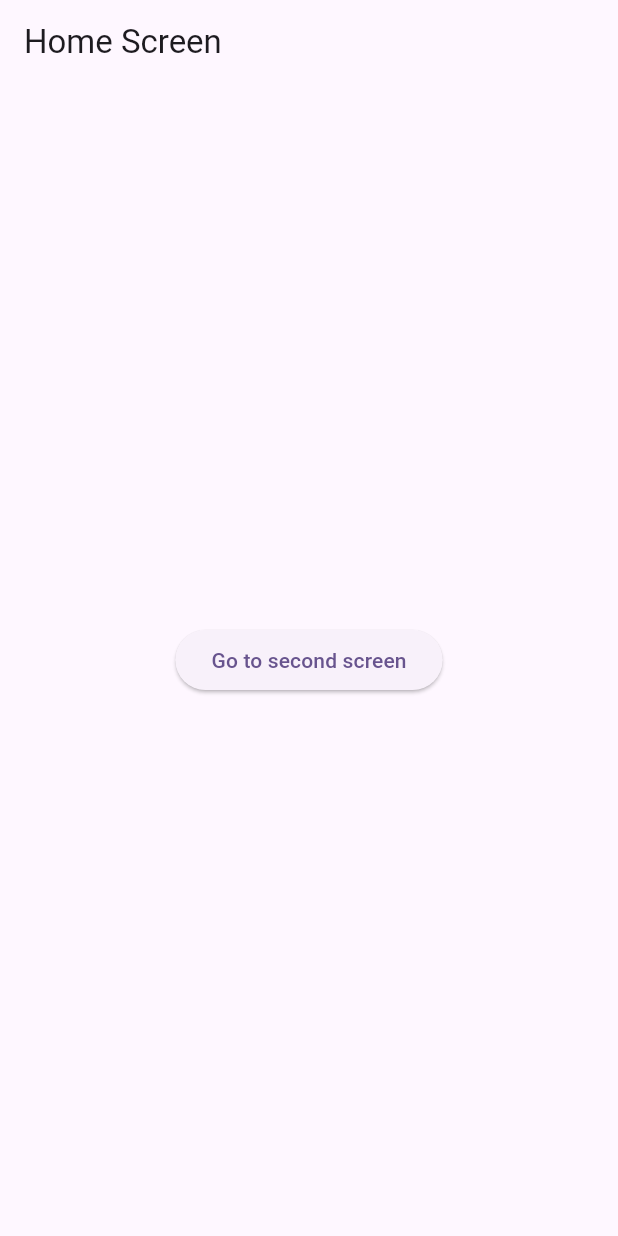
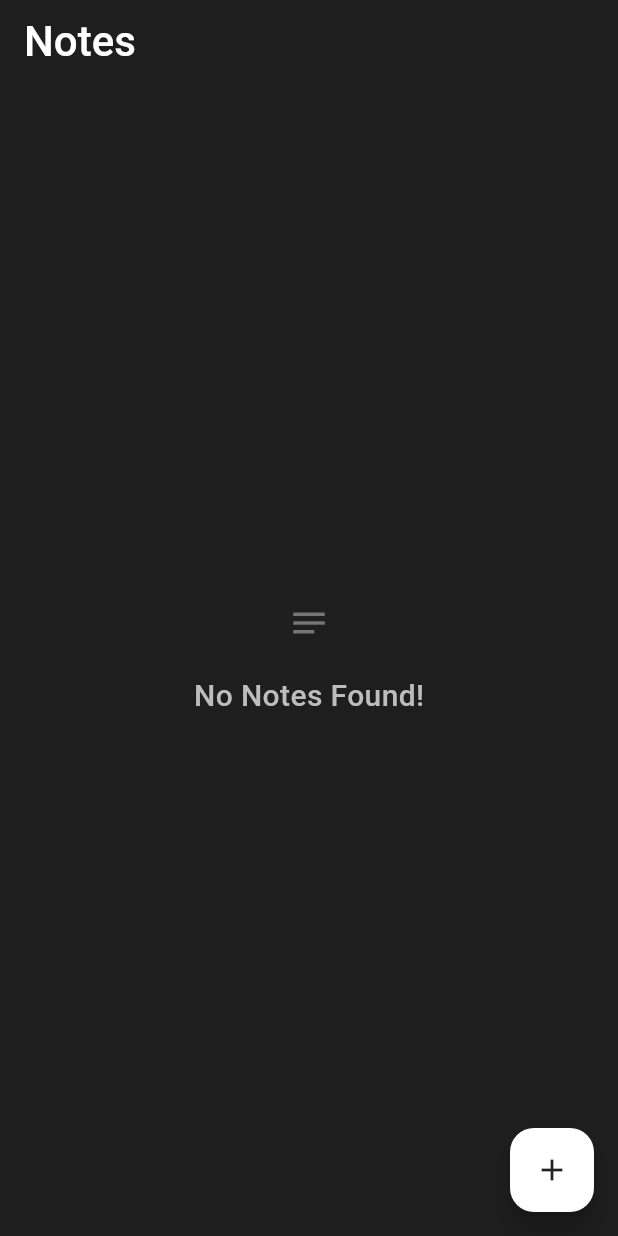
Before and after one commit to hamzatahir007/Flutter_NoteApp, a Flutter app: the screen it shows after launch, on a phone screen of 412 x 824 dp. Run offline on Flutter 3.47's test engine with Material 3 defaults, Android fonts, the phone set to English and light mode, and no system bars; our stand-ins replace sqflite; accounts and stored records are empty.

```diff
--- a/lib/main.dart
+++ b/lib/main.dart
@@ -1,8 +1,9 @@
 import 'package:flutter/material.dart';
+import 'package:notepad_app/screens/note_screen.dart';
 import 'package:notepad_app/secondscreen.dart';
 
 void main() {
-  runApp(const MyApp());
+  runApp(NotesApp());
 }
 
 class NotesApp extends StatelessWidget {
@@ -10,7 +11,15 @@ class NotesApp extends StatelessWidget {
 
   @override
   Widget build(BuildContext context) {
-    return const Placeholder();
+    return MaterialApp(
+      title: 'Notes App',
+      debugShowCheckedModeBanner: false,
+      theme: ThemeData(
+        primarySwatch: Colors.blueGrey,
+        scaffoldBackgroundColor: const Color(0xFF1E1E1E),
+      ),
+      home: NotesScreen(),
+    );
   }
 }
 
--- /dev/null
+++ b/lib/screens/note_screen.dart
@@ -0,0 +1,169 @@
+import 'package:flutter/material.dart';
+import 'package:notepad_app/database/notes_database.dart';
+import 'package:notepad_app/screens/note_cart.dart';
+import 'package:notepad_app/screens/note_dailog.dart';
+
+class NotesScreen extends StatefulWidget {
+  const NotesScreen({super.key});
+
+  @override
+  State<NotesScreen> createState() => _NotesScreenState();
+}
+
+class _NotesScreenState extends State<NotesScreen> {
+  List<Map<String, dynamic>> notes = [];
+
+  @override
+  void initState() {
+    super.initState();
+    fetchNotes();
+  }
+
+  Future<void> fetchNotes() async {
+    final fetchNotes = await NotesDatabase.instance.getNotes();
+
+    setState(() {
+      notes = fetchNotes;
+    });
+  }
+
+  final List<Color> noteColors = [
+    const Color(0xFFFF5FE5), // Light Purple
+    const Color(0xFFFFF35E), // Light Orange
+    const Color(0xFF6EFEFF), // Light Blue
+    const Color(0xFFFFC4EC), // Light Pink
+    const Color(0xFF90F0FC), // Baby Blue
+    const Color(0xFFFF7A8C), // Light Red
+    const Color(0xFF00FFFF), // Light Cyan
+    const Color(0xFFFFD9A5), // Light Peach
+    const Color(0xFFFFF098), // Moccasin
+    const Color(0xFF9FB495), // Pale Green
+    const Color(0xFFFFD700), // Gold
+    const Color(0xFFAFE2E0), // Pale Turquoise
+    const Color(0xFFFFAEC1), // Light Pink
+    const Color(0xFFFFAD23), // Light Goldenrod Yellow
+    const Color(0xFFD3D3D3), // Light Grey
+  ];
+
+  void showNoteDialog({
+    int? id,
+    String? title,
+    String? content,
+    int? colorIndex = 0,
+  }) {
+    showDialog(
+      context: context,
+      builder: (dialogContext) {
+        return NoteDailog(
+          colorIndex: colorIndex,
+          noteColors: noteColors,
+          noteId: id,
+          title: title,
+          content: content,
+          onNoteSaved:
+              (
+                newTitle,
+                newDescription,
+                selectedColorIndex,
+                currentDate,
+              ) async {
+                if (id == null) {
+                  await NotesDatabase.instance.addNote(
+                    newTitle,
+                    newDescription,
+                    currentDate,
+                    selectedColorIndex,
+                  );
+                } else {
+                  await NotesDatabase.instance.updateNotes(
+                    newTitle,
+                    newDescription,
+                    currentDate,
+                    selectedColorIndex,
+                    id,
+                  );
+                }
+                fetchNotes();
+              },
+        );
+      },
+    );
+  }
+
+  @override
+  Widget build(BuildContext context) {
+    return Scaffold(
+      appBar: AppBar(
+        backgroundColor: Colors.transparent,
+        elevation: 0,
+        title: const Text(
+          'Notes',
+          style: TextStyle(
+            color: Colors.white,
+            fontSize: 28,
+            fontWeight: FontWeight.w500,
+          ),
+        ),
+      ),
+      floatingActionButton: FloatingActionButton(
+        onPressed: () {
+          showNoteDialog();
+        },
+        backgroundColor: Colors.white,
+        child: const Icon(Icons.add, color: Colors.black87),
+      ),
+      body: notes.isEmpty
+          ? Center(
+              child: Column(
+                mainAxisAlignment: MainAxisAlignment.center,
+                children: [
+                  Icon(Icons.notes_outlined, size: 28, color: Colors.grey[600]),
+
+                  const SizedBox(height: 20),
+
+                  Text(
+                    'No Notes Found!',
+                    style: TextStyle(
+                      fontSize: 20,
+                      color: Colors.grey[400],
+                      fontWeight: FontWeight.w500,
+                    ),
+                  ),
+                ],
+              ),
+            )
+          : Padding(
+              padding: const EdgeInsets.all(16),
+              child: GridView.builder(
+                gridDelegate: const SliverGridDelegateWithFixedCrossAxisCount(
+                  crossAxisCount: 2,
+                  crossAxisSpacing: 16,
+                  mainAxisSpacing: 16,
+                  childAspectRatio: 0.8,
+                ),
+                itemCount: notes.length,
+                itemBuilder: (context, index) {
+                  final note = notes[index];
+
+                  return NoteCard(
+                    note: note,
+                    onDelete: () async {
+                      await NotesDatabase.instance.deleteNote(note['id']);
+                      fetchNotes();
+                    },
+                    onTap: () async {
+                      showNoteDialog(
+                        id: note['id'],
+                        title: note['title'],
+                        content: note['description'],
+                        colorIndex: note['color'],
+                      );
+                    },
+                    noteColors: noteColors,
+                  );
+                },
+              ),
+            ),
+    );
+  }
+}
```
Also changed, not shown: lib/database/notes_database.dart (+7 -2 lines), lib/screens/note_cart.dart (added, +79 -0 lines), lib/screens/note_dailog.dart (added, +150 -0 lines).
